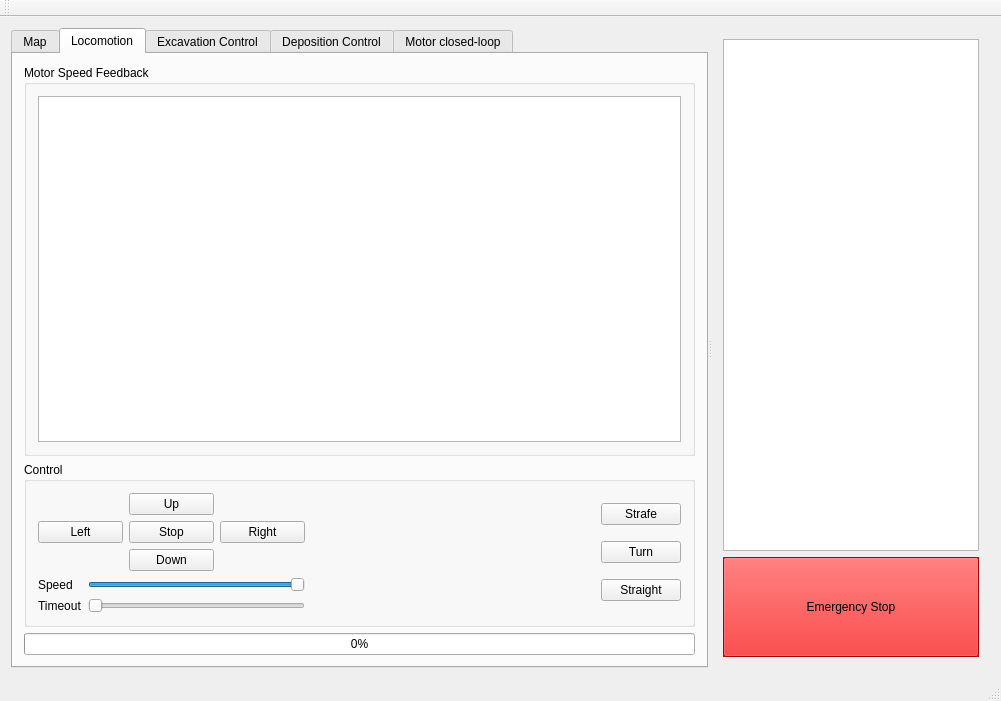
Before: the Qt Designer form client/mainwindow.ui in CWRUbotix/NASA-RMC-2017, drawn with Qt 5.
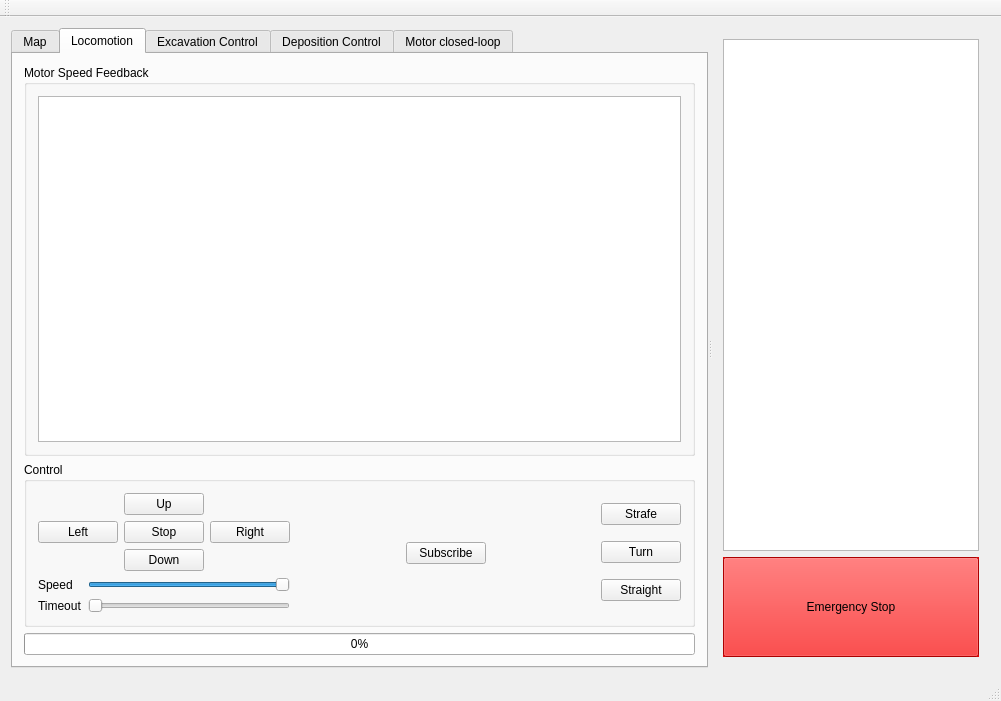
After: the same form once the commit is applied.

Commit message: First test of GUI recieving state updates

What changed in the file:
```diff
--- a/client/mainwindow.ui
+++ b/client/mainwindow.ui
@@ -191,6 +191,26 @@
               </item>
              </layout>
             </item>
+            <item>
+             <spacer name="horizontalSpacer_6">
+              <property name="orientation">
+               <enum>Qt::Horizontal</enum>
+              </property>
+              <property name="sizeHint" stdset="0">
+               <size>
+                <width>40</width>
+                <height>20</height>
+               </size>
+              </property>
+             </spacer>
+            </item>
+            <item>
+             <widget class="QPushButton" name="pushButton_Subscribe">
+              <property name="text">
+               <string>Subscribe</string>
+              </property>
+             </widget>
+            </item>
             <item>
              <spacer name="horizontalSpacer_5">
               <property name="orientation">
@@ -198,7 +218,7 @@
               </property>
               <property name="sizeHint" stdset="0">
                <size>
-                <width>290</width>
+                <width>40</width>
                 <height>20</height>
                </size>
               </property>
```
The commit also changes 2 other files.
